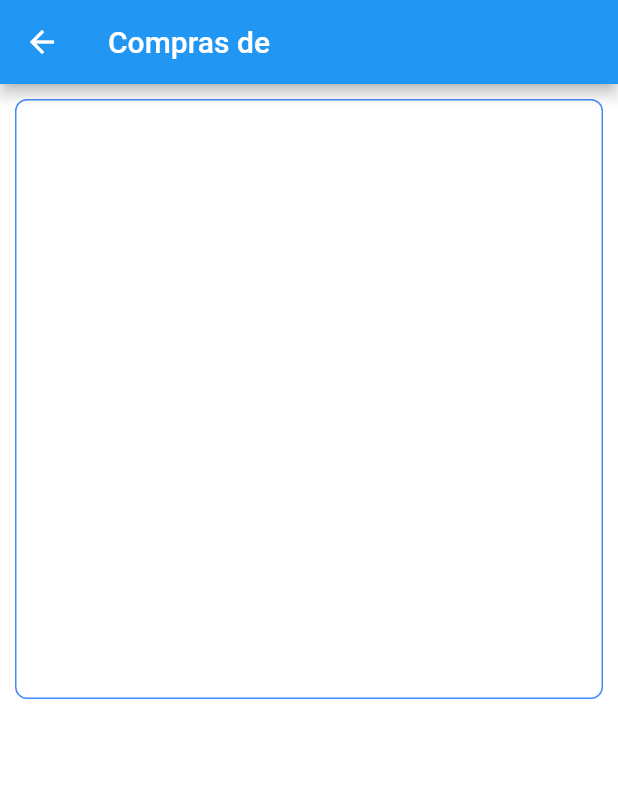
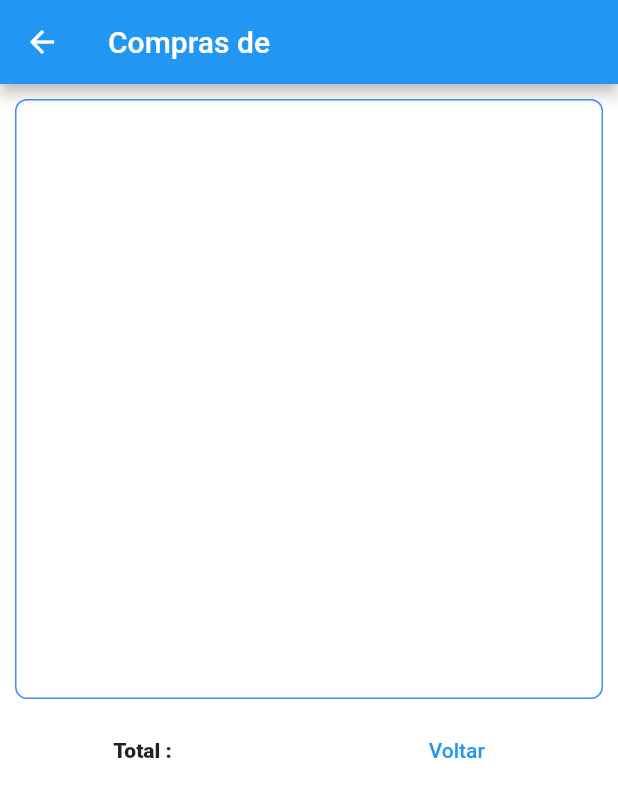
Before and after one commit to Alejandro-diego/mekalweb, a Flutter app: the DetailsOfSales screen opened directly with empty values, on a phone screen of 412 x 824 dp. Shown: the top 797 px of the screen. Run offline on Flutter 3.47's test engine with Material 2 defaults, Android fonts, the light colour scheme and no system bars; our stand-ins replace cloud_firestore, firebase_auth, firebase_core, flutter_svg, qr_flutter, shared_preferences; missing offline and left inert: pix_flutter; accounts and stored records are empty.

Commit message:
frst commit

```diff
--- a/lib/Screens/Home/details_de_venta.dart
+++ b/lib/Screens/Home/details_de_venta.dart
@@ -3,10 +3,15 @@ import 'package:flutter/material.dart';
 
 // ignore: must_be_immutable
 class DetailsOfSales extends StatefulWidget {
-  DetailsOfSales({Key? key, required this.cliente, required this.reference})
+  DetailsOfSales(
+      {Key? key,
+      required this.cliente,
+      required this.reference,
+      required this.total})
       : super(key: key);
   String reference;
   String cliente;
+  String total;
   @override
   State<DetailsOfSales> createState() => _DetailsOfSalesState();
 }
@@ -62,6 +67,21 @@ class _DetailsOfSalesState extends State<DetailsOfSales> {
               },
             ),
           ),
+          Row(
+            mainAxisAlignment: MainAxisAlignment.spaceAround,
+            children: [
+              Text(
+                'Total : ${widget.total} ',
+                style: const TextStyle(fontWeight: FontWeight.w900),
+              ),
+              TextButton(
+                onPressed: () {
+                  Navigator.of(context).pop();
+                },
+                child: const Text('Voltar'),
+              ),
+            ],
+          )
         ],
       ),
     );
--- a/lib/Screens/Home/home_page.dart
+++ b/lib/Screens/Home/home_page.dart
@@ -14,7 +14,7 @@ class _HomePageState extends State<HomePage> {
   Widget build(BuildContext context) {
     return Scaffold(
       appBar: AppBar(
-        title: const Text('home'),
+        title: const Text('Mekal'),
       ),
       body: Center(
         child: Column(
--- a/pubspec.yaml
+++ b/pubspec.yaml
@@ -41,6 +41,8 @@ dependencies:
   shared_preferences: ^2.1.1
   firebase_auth_web: ^5.5.2
   cloud_firestore: ^4.8.0
+  pix_flutter: ^2.1.0
+  qr_flutter: ^4.1.0
 
 dev_dependencies:
   flutter_test:
```
Also changed, not shown: lib/Screens/Home/qrcode_page.dart (added, +46 -0 lines), lib/Screens/Home/ventas_page.dart (+48 -3 lines), pubspec.lock.
